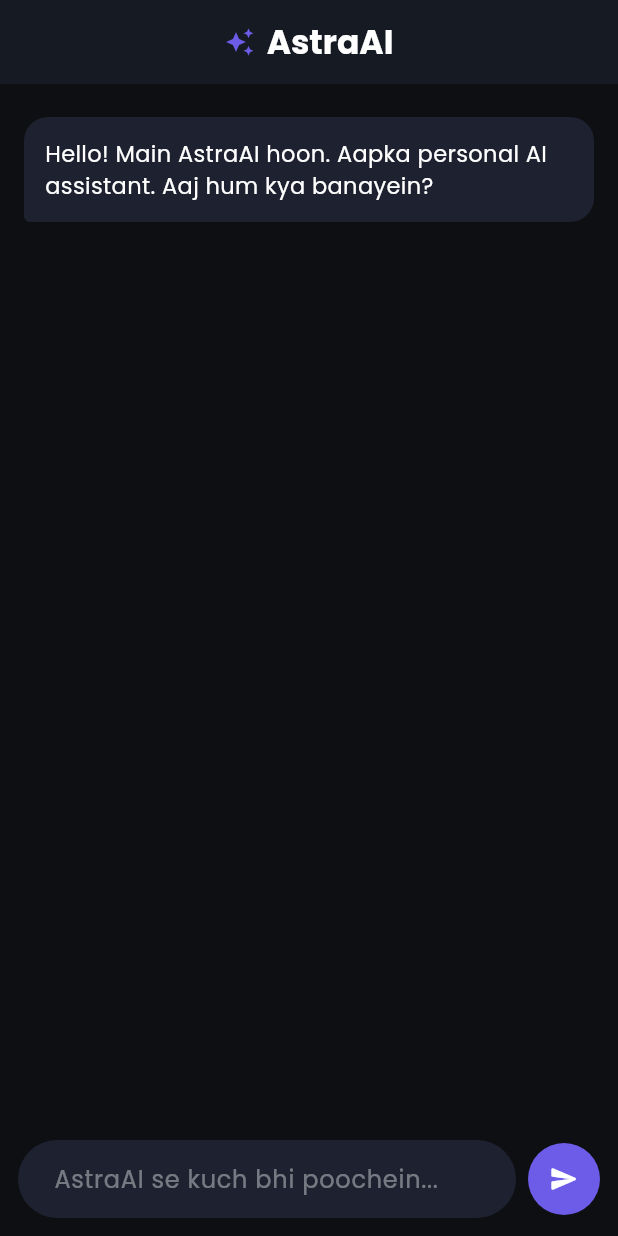
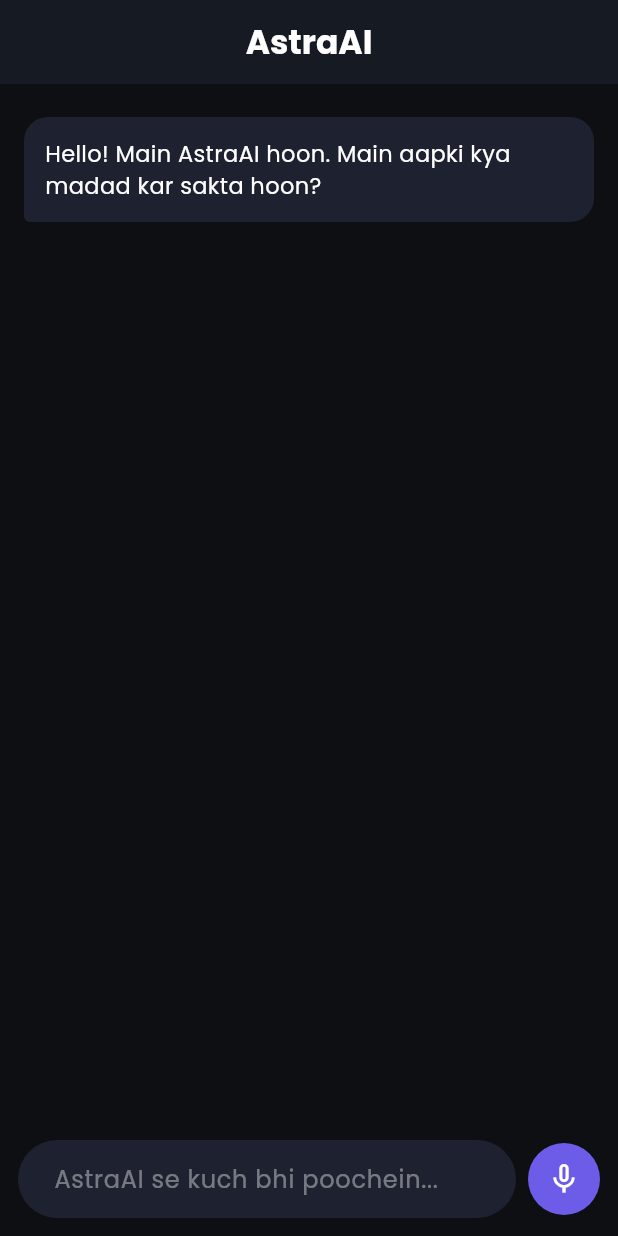
Before and after one commit to satyampatel-git/AstraAI, a Flutter app: the screen it shows after launch, on a phone screen of 412 x 824 dp. Run offline on Flutter 3.47's test engine with Material 3 defaults, Android fonts, the phone set to English and light mode, and no system bars; our stand-ins replace flutter_spinkit, google_fonts, google_generative_ai, permission_handler, speech_to_text.

Commit message:
Phase 3: Added Speech-to-Text (Voice input) and UI improvements

```diff
--- a/app/lib/main.dart
+++ b/app/lib/main.dart
@@ -2,6 +2,8 @@
 import 'package:google_fonts/google_fonts.dart';
 import 'package:google_generative_ai/google_generative_ai.dart';
 import 'package:flutter_spinkit/flutter_spinkit.dart';
+import 'package:speech_to_text/speech_to_text.dart' as stt;
+import 'package:permission_handler/permission_handler.dart';
 
 void main() {
   runApp(const AstraAIApp());
@@ -35,29 +37,81 @@
 class _ChatScreenState extends State<ChatScreen> {
   final TextEditingController _controller = TextEditingController();
   final List<Map<String, String>> _messages = [
-    {"role": "assistant", "content": "Hello! Main AstraAI hoon. Aapka personal AI assistant. Aaj hum kya banayein?"}
+    {"role": "assistant", "content": "Hello! Main AstraAI hoon. Main aapki kya madad kar sakta hoon?"}
   ];
 
   bool _isLoading = false;
 
-  // Replace with your API key or pass dynamically
+  // Replace with your API key
   static const String _apiKey = "YOUR_GEMINI_API_KEY_HERE";
   GenerativeModel? _model;
+  ChatSession? _chat;
+
+  // Speech to Text members
+  final stt.SpeechToText _speech = stt.SpeechToText();
+  bool _isListening = false;
 
   @override
   void initState() {
     super.initState();
+    _requestMicrophonePermission();
     if (_apiKey != "YOUR_GEMINI_API_KEY_HERE") {
       _model = GenerativeModel(
         model: 'gemini-1.5-flash',
         apiKey: _apiKey,
       );
+      _chat = _model!.startChat();
+    }
+  }
+
+  Future<void> _requestMicrophonePermission() async {
+    final status = await Permission.microphone.request();
+    if (status != PermissionStatus.granted) {
+      ScaffoldMessenger.of(context).showSnackBar(
+        const SnackBar(content: Text("Microphone permission denied. Voice feature unavailable.")),
+      );
+    }
+  }
+
+  void _listen() async {
+    if (!_isListening) {
+      final available = await _speech.initialize(
+        onStatus: (status) {
+          if (status == 'done') {
+            setState(() => _isListening = false);
+            if(_controller.text.isNotEmpty) {
+               _sendMessage();
+            }
+          }
+        },
+        onError: (error) => print('Error: $error'),
+      );
+
+      if (available) {
+        setState(() => _isListening = true);
+        _speech.listen(
+          onResult: (result) {
+            setState(() {
+              _controller.text = result.recognizedWords;
+            });
+          },
+          listenMode: stt.ListenMode.confirmation,
+        );
+      }
+    } else {
+      setState(() => _isListening = false);
+      _speech.stop();
     }
   }
 
   Future<void> _sendMessage() async {
     final text = _controller.text.trim();
     if (text.isEmpty || _isLoading) return;
+
+    if(_speech.isListening){
+       _speech.stop();
+       setState(() => _isListening = false);
+    }
 
     setState(() {
       _messages.add({"role": "user", "content": text});
@@ -67,16 +121,16 @@
 
     try {
       if (_model == null) {
-        // Fallback response if API Key is not set yet
         await Future.delayed(const Duration(seconds: 1));
         setState(() {
           _messages.add({
             "role": "assistant",
-            "content": "API Key abhi set nahi hai! Kripya 'YOUR_GEMINI_API_KEY_HERE' ki jagah apni Gemini API Key dalein."
+            "content": "API Key abhi set nahi hai! Kripya code mein 'YOUR_GEMINI_API_KEY_HERE' ko apni API Key se replace karein."
           });
         });
       } else {
-        final response = await _model!.generateContent([Content.text(text)]);
+        final content = Content.text(text);
+        final response = await _chat!.sendMessage(content);
         setState(() {
           _messages.add({
             "role": "assistant",
@@ -104,16 +158,9 @@
       appBar: AppBar(
         backgroundColor: const Color(0xFF161A23),
         elevation: 0,
-        title: Row(
-          mainAxisSize: MainAxisSize.min,
-          children: [
-            const Icon(Icons.auto_awesome, color: Color(0xFF6C5CE7), size: 20),
-            const SizedBox(width: 8),
-            Text(
-              'AstraAI',
-              style: GoogleFonts.poppins(fontWeight: FontWeight.bold, color: Colors.white),
-            ),
-          ],
+        title: Text(
+          'AstraAI',
+          style: GoogleFonts.poppins(fontWeight: FontWeight.bold, color: Colors.white),
         ),
         centerTitle: true,
       ),
@@ -150,7 +197,7 @@
           ),
           if (_isLoading)
             const Padding(
-              padding: EdgeInsets.symmetric(vertical: 8.0),
+              padding: EdgeInsets.all(16.0),
               child: SpinKitThreeBounce(
                 color: Color(0xFF6C5CE7),
                 size: 24.0,
@@ -164,7 +211,7 @@
                   child: TextField(
                     controller: _controller,
                     style: const TextStyle(color: Colors.white),
-                    onSubmitted: (_) => _sendMessage(),
+                    maxLines: null,
                     decoration: InputDecoration(
                       hintText: 'AstraAI se kuch bhi poochein...',
                       hintStyle: TextStyle(color: Colors.white.withOpacity(0.4)),
@@ -180,13 +227,26 @@
                 ),
                 const SizedBox(width: 8),
                 CircleAvatar(
-                  backgroundColor: const Color(0xFF6C5CE7),
+                  backgroundColor: _isListening ? Colors.red : const Color(0xFF6C5CE7),
                   radius: 24,
                   child: IconButton(
-                    onPressed: _sendMessage,
-                    icon: const Icon(Icons.send_rounded, color: Colors.white, size: 20),
+                    onPressed: _listen,
+                    icon: Icon(
+                        _isListening ? Icons.mic : Icons.mic_none,
+                        color: Colors.white, size: 24),
                   ),
                 ),
+                if (_controller.text.isNotEmpty)
+                  const SizedBox(width: 8),
+                if (_controller.text.isNotEmpty)
+                   CircleAvatar(
+                    backgroundColor: const Color(0xFF6C5CE7),
+                    radius: 24,
+                    child: IconButton(
+                      onPressed: _sendMessage,
+                      icon: const Icon(Icons.send_rounded, color: Colors.white, size: 20),
+                    ),
+                  ),
               ],
             ),
           ),
```
